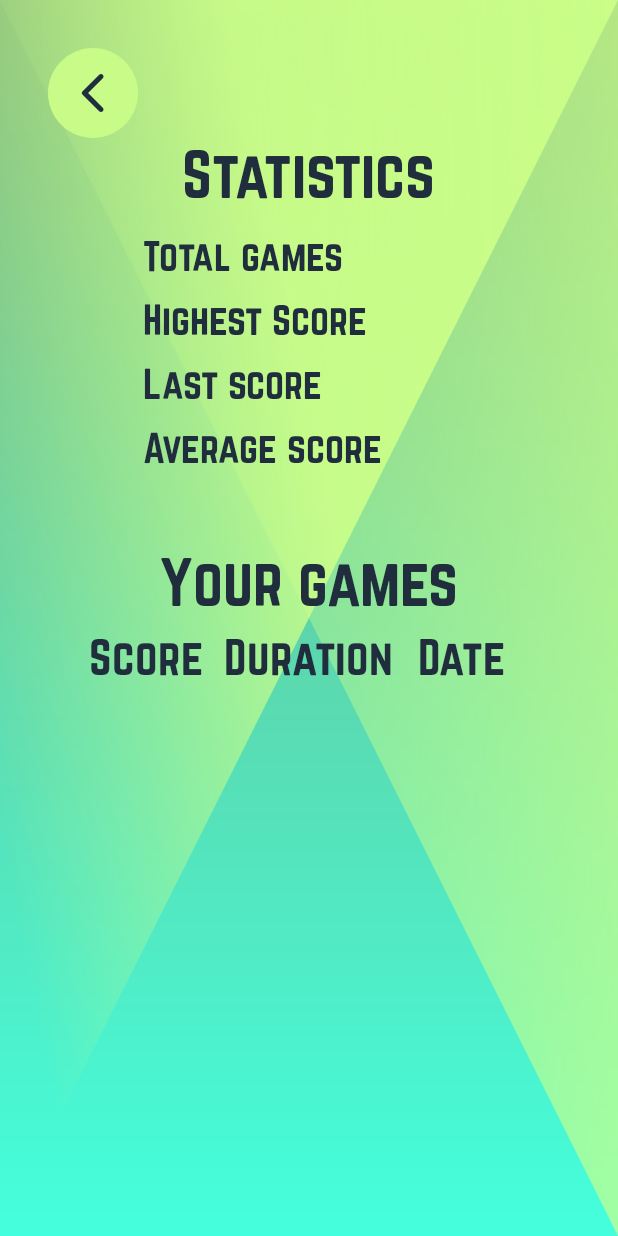
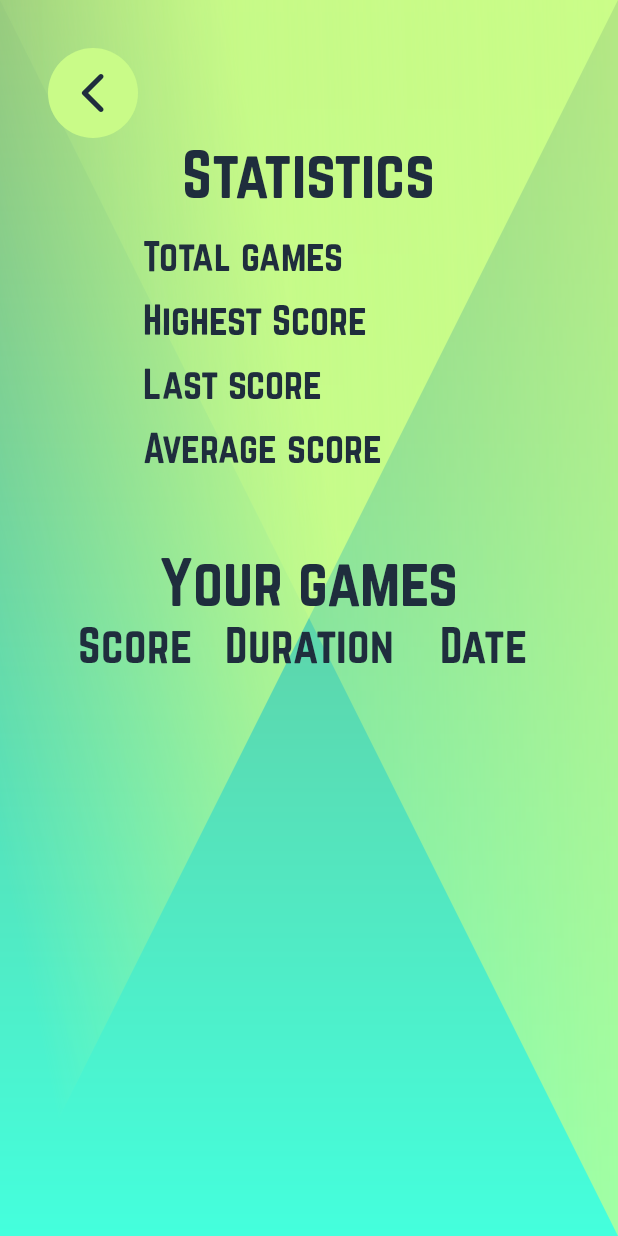
Before and after one commit to AntonBush/fact-or-cap-game, an Android app: the fragment StatisticsFragment placed in its activity, on a phone screen of 412 x 824 dp. Run offline under Robolectric (Android 15) with nearby library versions, the phone set to English and light mode, and no system bars; our stand-ins replace Firebase (no records; nobody signed in at launch, a user with empty details on screens opened directly); 6 statements that could not run were skipped.

Commit message:
Fixed position at LinearLayout at fragment_statistics

```diff
--- a/app/src/main/res/layout/fragment_statistics.xml
+++ b/app/src/main/res/layout/fragment_statistics.xml
@@ -160,24 +160,31 @@
             android:layout_marginTop="50dp"
             />
 
+    <LinearLayout
+            app:layout_constraintStart_toStartOf="parent"
+            app:layout_constraintEnd_toEndOf="parent"
+            app:layout_constraintTop_toBottomOf="@id/your_games_header"
+            android:id="@+id/last_games_attributes"
+            android:layout_width="match_parent"
+            android:layout_height="wrap_content"
+            android:orientation="horizontal">
     <TextView
-            app:layout_constraintEnd_toEndOf="@id/guideline2"
             android:id="@+id/your_games_score_attribute"
-            android:layout_width="wrap_content"
+            android:layout_width="0dp"
             android:layout_height="wrap_content"
             android:text="@string/score_attribute_text"
             android:fontFamily="@font/norwester"
             android:textColor="@color/font_color"
             android:textSize="30sp"
+            android:layout_weight="1"
+            android:gravity="center"
             app:layout_constraintTop_toBottomOf="@id/your_games_header"
-            android:layout_marginTop="8dp"
-            android:layout_marginEnd="14dp"
             app:layout_constraintEnd_toStartOf="@id/your_games_duration_attribute"/>
 
 
     <TextView
             android:id="@+id/your_games_duration_attribute"
-            android:layout_width="wrap_content"
+            android:layout_width="0dp"
             android:layout_height="wrap_content"
             android:text="@string/your_games_duration_attribute_text"
             app:layout_constraintTop_toBottomOf="@id/your_games_header"
@@ -186,28 +193,31 @@
             android:fontFamily="@font/norwester"
             android:textColor="@color/font_color"
             android:textSize="30sp"
-            android:layout_marginTop="8dp"
+            android:layout_weight="1"
+            android:gravity="center"
             />
 
     <TextView
             app:layout_constraintTop_toBottomOf="@id/your_games_header"
             android:id="@+id/your_games_date_attribute"
-            android:layout_marginStart="16dp"
-            android:layout_width="wrap_content"
+            android:layout_width="0dp"
             android:layout_height="wrap_content"
             android:text="@string/date_attribute_text"
             android:fontFamily="@font/norwester"
             android:textColor="@color/font_color"
             android:textSize="30sp"
-            android:layout_marginTop="8dp"
+            android:layout_weight="1"
+            android:gravity="center"
             app:layout_constraintStart_toEndOf="@id/your_games_duration_attribute"
             app:layout_constraintBaseline_toBaselineOf="@id/your_games_score_attribute" />
+    </LinearLayout>
 
     <androidx.recyclerview.widget.RecyclerView
+            android:overScrollMode="never"
             android:id="@+id/games_statistics_list"
             android:layout_width="match_parent"
             android:layout_height="wrap_content"
-            app:layout_constraintTop_toBottomOf="@id/your_games_score_attribute"
+            app:layout_constraintTop_toBottomOf="@id/last_games_attributes"
             app:layout_constraintStart_toStartOf="parent"
             />
 </androidx.constraintlayout.widget.ConstraintLayout>
```
